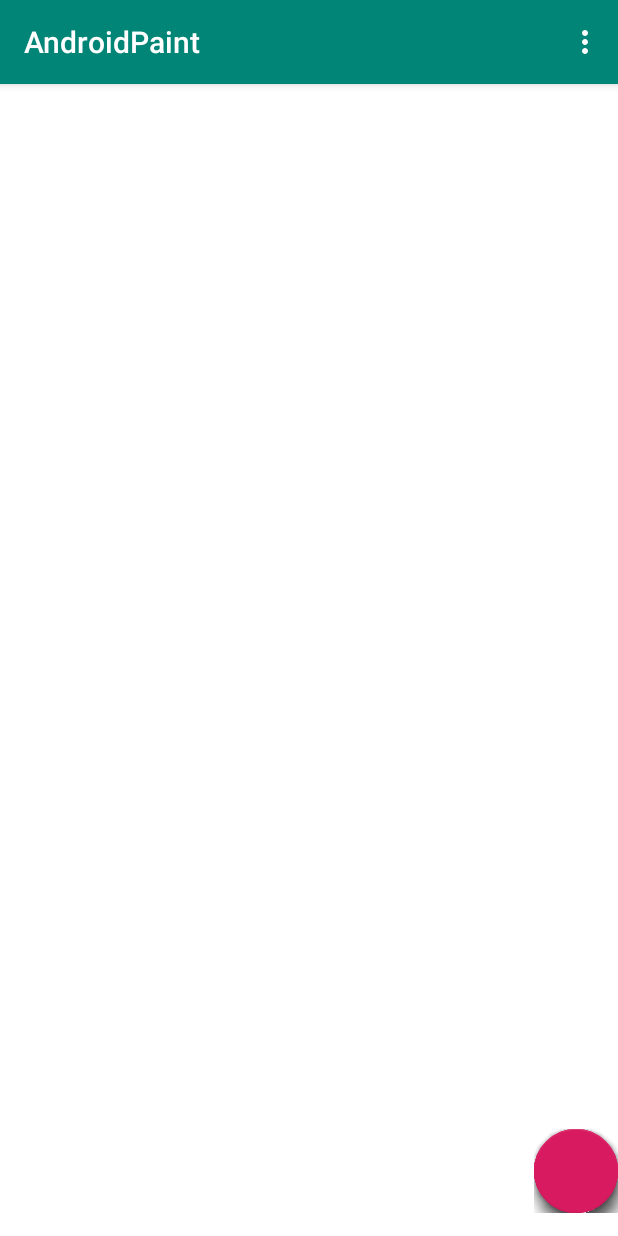
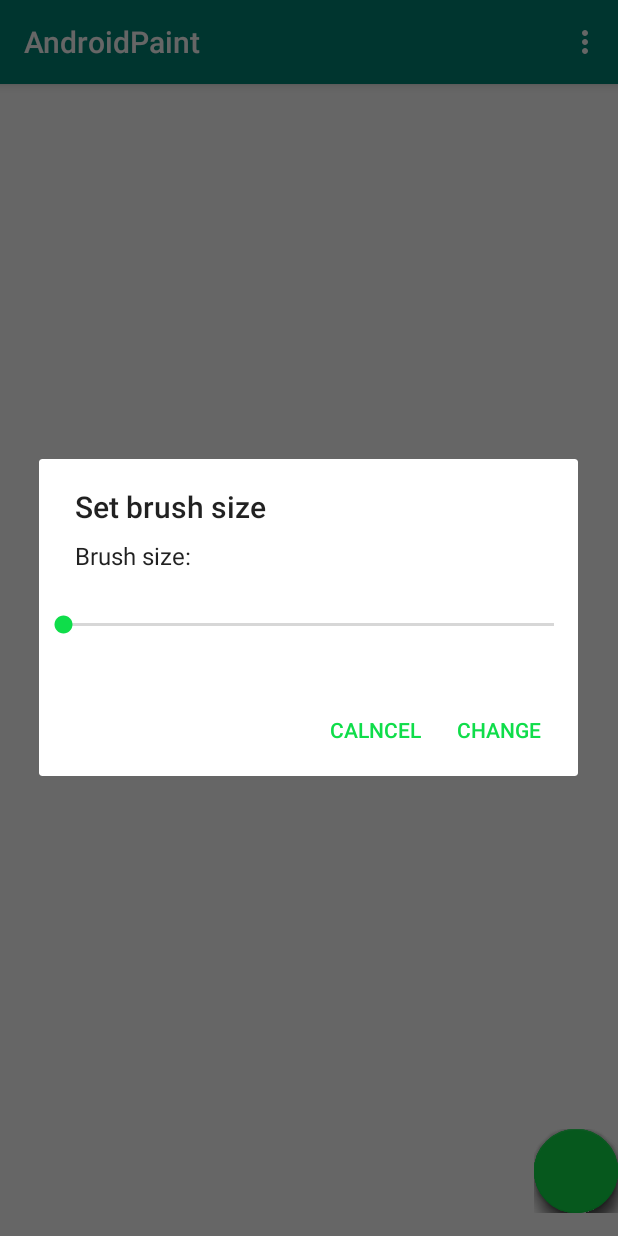
Before and after one commit to Swistak06/AndroidPaint, an Android app: the screen it shows after launch (MainActivity), in the options menu, after a tap on "clear", on a phone screen of 412 x 824 dp. Run offline under Robolectric (Android 15) with nearby library versions, the phone set to English and light mode, and no system bars; libraries missing offline, so code that uses them is left out: yuku.ambilwarna; plain views replace FloatingActionButton, FloatingActionsMenu; 1 statement that could not run was skipped.

Commit message:
Adding help button, changing color, beginning of seek bar dialog implementation

```diff
--- a/app/src/main/java/com/swistak/androidpaint/MainActivity.kt
+++ b/app/src/main/java/com/swistak/androidpaint/MainActivity.kt
@@ -9,12 +9,13 @@ import android.view.Menu
 import android.view.MenuItem
 import android.widget.Toast
 import kotlinx.android.synthetic.main.activity_main.*
-import android.content.DialogInterface
 import android.content.pm.PackageManager
 import androidx.core.app.ActivityCompat
 import androidx.appcompat.app.AlertDialog
 import android.text.InputType
+import android.view.View
 import android.widget.EditText
+import android.widget.SeekBar
 import yuku.ambilwarna.AmbilWarnaDialog
 
 
@@ -25,6 +26,8 @@ import yuku.ambilwarna.AmbilWarnaDialog
 class MainActivity : AppCompatActivity() {
 
     val REQUEST_WRITE_EXTERNAL = 1
+    private lateinit var embossMenuItem : MenuItem
+    private lateinit var blurMenuItem : MenuItem
 
 
     fun changeUndoArrowColor(){
@@ -43,18 +46,33 @@ class MainActivity : AppCompatActivity() {
         right_menu.collapse()
     }
 
-    var dialogClickListener: DialogInterface.OnClickListener =
-        DialogInterface.OnClickListener { dialog, which ->
-            when (which) {
-                DialogInterface.BUTTON_POSITIVE -> {
-                    paintView.clear()
-                    UndoButton.setIcon(R.drawable.undo_grey)
-                }
+    private fun showClearDialog(){
+        val dial = AlertDialog.Builder(this)
 
-                DialogInterface.BUTTON_NEGATIVE -> {
-                }
-            }
+        dial.setTitle("Warning!")
+        dial.setMessage("Are you sure to clear board?")
+        dial.setPositiveButton("Clear"){
+            _,_ ->
+            paintView.clear()
+            UndoButton.setIcon(R.drawable.undo_grey)
         }
+        dial.setNegativeButton("Cancel"){
+                dialog, _ -> dialog.cancel()
+        }
+        dial.show()
+    }
+    private fun showHelpDialog(){
+        val dial = AlertDialog.Builder(this)
+
+        dial.setTitle("Help")
+        dial.setMessage("You can clear the board by shaking your smartphone!")
+        dial.setCancelable(true)
+        dial.setPositiveButton("Got it"){
+            dialog,_ -> dialog.cancel()
+        }
+        dial.show()
+    }
+
 
 
     override fun onCreate(savedInstanceState: Bundle?) {
@@ -74,11 +92,11 @@ class MainActivity : AppCompatActivity() {
             if(paintView.getPaths().size == 0)
                 UndoButton.setIcon(R.drawable.undo_grey)
         }
+
         ClearButton.setOnClickListener{
-            val builder = AlertDialog.Builder(this)
-            builder.setMessage("Are you sure?").setPositiveButton("Yes", dialogClickListener)
-                .setNegativeButton("No", dialogClickListener).show()
+            showClearDialog()
         }
+
         SaveButton.setOnClickListener {
             if(ActivityCompat.checkSelfPermission(this, Manifest.permission.READ_EXTERNAL_STORAGE)
                 != PackageManager.PERMISSION_GRANTED) {
@@ -89,9 +107,11 @@ class MainActivity : AppCompatActivity() {
             }
             showSavingFileDialog()
         }
+
         EraserBrushButton.setOnClickListener {
             paintView.switchBetweenBrushAndEraser()
         }
+
         ColorPickButton.setOnClickListener {
             openColorPicker()
         }
@@ -101,6 +121,8 @@ class MainActivity : AppCompatActivity() {
     override fun onCreateOptionsMenu(menu: Menu?): Boolean {
         val inflater = menuInflater
         inflater.inflate(R.menu.top_menu, menu)
+        embossMenuItem = menu!!.findItem(R.id.emboss)
+        blurMenuItem = menu.findItem(R.id.blur)
         return super.onCreateOptionsMenu(menu)
     }
 
@@ -108,27 +130,68 @@ class MainActivity : AppCompatActivity() {
         when (item!!.itemId) {
             R.id.normal -> {
                 paintView.normal()
+                embossMenuItem.isChecked = false
+                blurMenuItem.isChecked = false
                 return true
             }
             R.id.emboss -> {
+                item.isChecked = !item.isChecked
+                blurMenuItem.isChecked = false
                 paintView.emboss()
                 return true
             }
             R.id.blur -> {
+                item.isChecked = !item.isChecked
+                embossMenuItem.isChecked = false
                 paintView.blur()
                 return true
             }
             R.id.clear -> {
-                Log.d("kappa","Clear button clicked")
-                paintView.clear()
+                showBrushSizeDialog()
                 return true
             }
-            R.id.undo ->{
-                paintView.undo()
+            R.id.help ->{
+                showHelpDialog()
                 return true
             }
         }
         return super.onOptionsItemSelected(item)
+    }
+
+    private fun showBrushSizeDialog(){
+        val dial = AlertDialog.Builder(this)
+        val seek = SeekBar(this);
+        dial.setMessage("Brush size: ")
+        seek.max = 100
+
+        seek.setOnSeekBarChangeListener(object : SeekBar.OnSeekBarChangeListener {
+
+            override fun onProgressChanged(seekBar: SeekBar, i: Int, b: Boolean) {
+                // Display the current progress of SeekBar
+                //dial.setMessage("Progress : $i")
+            }
+
+            override fun onStartTrackingTouch(seekBar: SeekBar) {
+                // Do something
+            }
+
+            override fun onStopTrackingTouch(seekBar: SeekBar) {
+                // Do something
+            }
+        })
+
+        dial.setTitle("Set brush size")
+        dial.setView(seek)
+        dial.setCancelable(true)
+        dial.setPositiveButton("Change"){
+            _,_ ->
+            //changeSizeMethod
+        }
+        dial.setNegativeButton("Calncel"){
+            dialog,_ -> dialog.cancel()
+        }
+
+        dial.show()
     }
 
     private fun showSavingFileDialog(){
--- a/app/src/main/res/menu/top_menu.xml
+++ b/app/src/main/res/menu/top_menu.xml
@@ -2,9 +2,9 @@
 <menu xmlns:android="http://schemas.android.com/apk/res/android">
 
 
-    <item android:title="normal" android:id="@+id/normal"/>
-    <item android:title="emboss" android:id="@+id/emboss"/>
-    <item android:title="blur" android:id="@+id/blur"/>
+    <item android:title="normal" android:id="@+id/normal" android:checkable="false"/>
+    <item android:title="emboss" android:id="@+id/emboss" android:checkable="true"/>
+    <item android:title="blur" android:id="@+id/blur" android:checkable="true"/>
     <item android:title="clear" android:id="@+id/clear"/>
-    <item android:title="undo" android:id="@+id/undo"/>
+    <item android:title="HELP" android:id="@+id/help"/>
 </menu>
--- a/app/src/main/res/values/colors.xml
+++ b/app/src/main/res/values/colors.xml
@@ -2,7 +2,7 @@
 <resources>
     <color name="colorPrimary">#008577</color>
     <color name="colorPrimaryDark">#00574B</color>
-    <color name="colorAccent">#D81B60</color>
+    <color name="colorAccent">#0FDD4A</color>
     <color name="black_semi_transparent">#B2000000</color>
     <color name="background">#e5e5e5</color>
     <color name="half_black">#808080</color>
```
